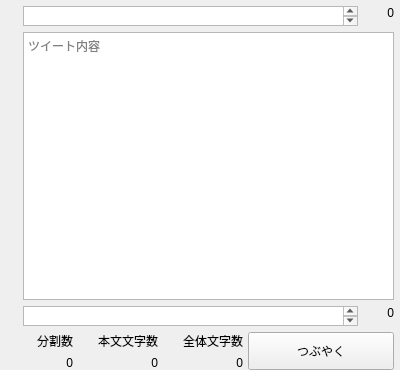
First picture: the form in mainwindow.ui, repository sharkpp/Jugemutter, before the edit.
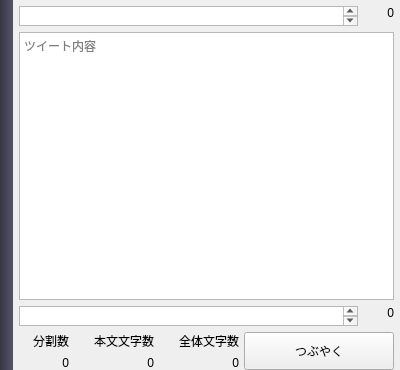
Second picture: the form after the edit. Custom widgets are drawn as their Qt base class.

Commit message: アカウント一覧のデザインを変更

What changed in the file:
```diff
--- a/mainwindow.ui
+++ b/mainwindow.ui
@@ -41,6 +41,31 @@
       <property name="autoFillBackground">
        <bool>false</bool>
       </property>
+      <property name="styleSheet">
+       <string notr="true">QToolBar {
+	background: qlineargradient(spread:pad, x1:0, y1:0, x2:1, y2:0, stop:0 rgba(54, 54, 67, 255), stop:1 rgba(84, 84, 104, 255));
+	border: none;
+	icon-size: 48px;
+}
+QToolButton {
+	background: transparent;
+	padding: 2px;
+	margin: 0;
+	spacing: 0;
+	border: none;
+	width: 56px;
+	height: 48px;
+}
+QToolButton:checked {
+background-color: qlineargradient(spread:pad, x1:0, y1:0, x2:1, y2:0, stop:0 rgba(13, 13, 16, 255), stop:1 rgba(33, 33, 41, 255));
+}
+QToolButton:hover, QToolButton:checked:hover {
+background-color: rgb(96, 96, 96);
+}
+QToolButton:pressed {
+background-color: rgb(64, 64, 64);
+}</string>
+      </property>
       <property name="movable">
        <bool>false</bool>
       </property>
```
The commit also changes 2 other files.
